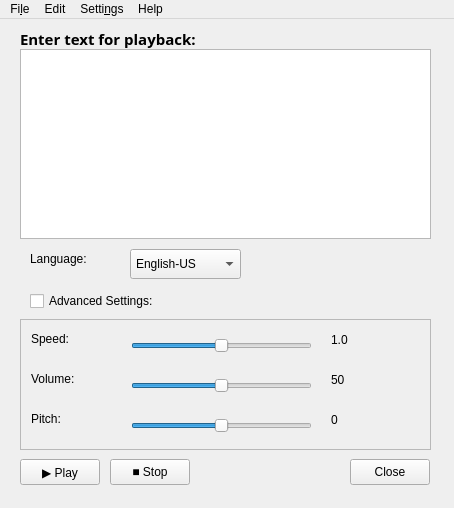
Shadowsith/qpicospeaker, file qpicospeaker/qpicospeaker.ui: the form before one commit.
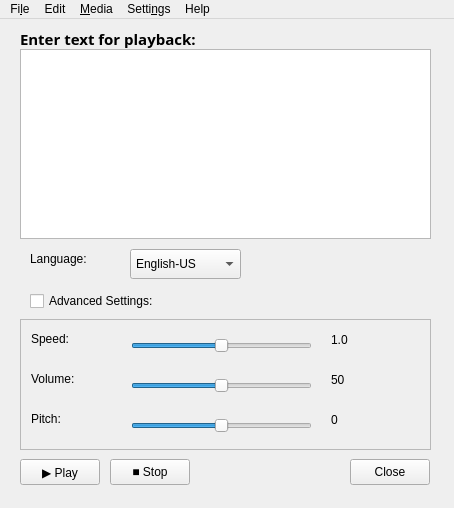
The form after the commit. Icons and pictures are not drawn.

Commit message: New menu entries (save text and save audio) added

What changed in the file:
```diff
--- a/qpicospeaker/qpicospeaker.ui
+++ b/qpicospeaker/qpicospeaker.ui
@@ -385,7 +385,7 @@
      <rect>
       <x>30</x>
       <y>270</y>
-      <width>141</width>
+      <width>401</width>
       <height>24</height>
      </rect>
     </property>
@@ -445,8 +445,17 @@
     <addaction name="actionQPicoSpeaker"/>
     <addaction name="menu_Language"/>
    </widget>
+   <widget class="QMenu" name="menuMedia">
+    <property name="title">
+     <string>&amp;Media</string>
+    </property>
+    <addaction name="actionPlay"/>
+    <addaction name="actionPause"/>
+    <addaction name="actionStop"/>
+   </widget>
    <addaction name="menuFile"/>
    <addaction name="menuEdit"/>
+   <addaction name="menuMedia"/>
    <addaction name="menuSettings"/>
    <addaction name="menuHelp"/>
   </widget>
```
Left out of the diff: 27 changed lines with no effect on the pictures. The commit also changes 6 other files.
